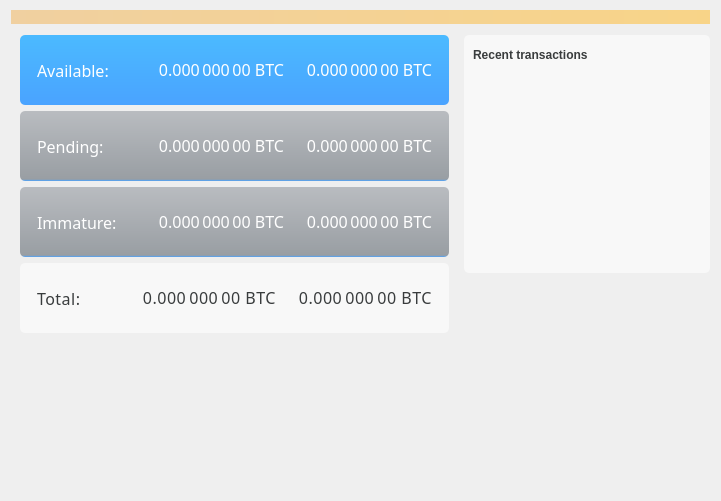
Before: the Qt Designer form src/qt/forms/overviewpage.ui in ecoinchain/ecoin, drawn with Qt 5.
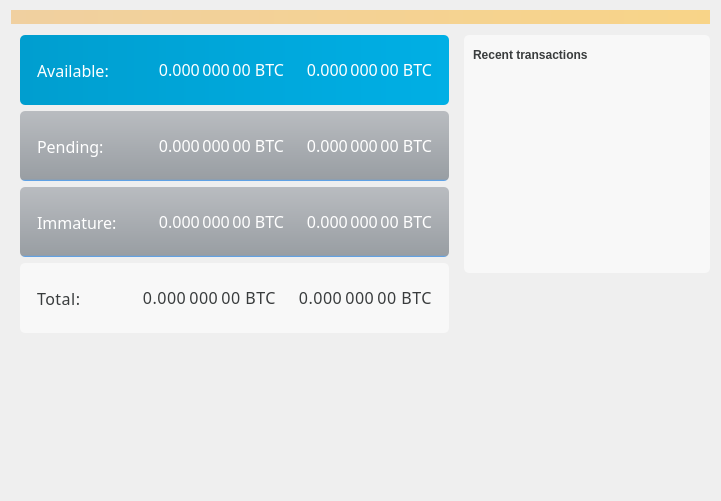
After: the same form once the commit is applied. Icons and pictures are not drawn. Custom widgets are drawn as their Qt base class.

```diff
--- a/src/qt/forms/overviewpage.ui
+++ b/src/qt/forms/overviewpage.ui
@@ -20,7 +20,7 @@
 }
 
 QFrame#frameBalance {
-background-color: qlineargradient(spread:pad, x1:0, y1:0, x2:0, y2:1, stop:0 rgba(75, 186, 255, 255), stop:1 rgba(74, 163, 255, 255));
+background-color: qlineargradient(spread:pad, x1:0, y1:0, x2:1, y2:0, stop:0 #009ECF, stop:1 #00AFE5);
 
 border-radius: 5px;
 }
@@ -146,8 +146,8 @@
               <widget class="QLabel" name="labelBalance">
                <property name="font">
                 <font>
-                 <family>HelveticaNeue-Medium</family>
-                 <pointsize>12</pointsize>
+                 <family>.SF NS Text</family>
+                 <pointsize>24</pointsize>
                  <weight>50</weight>
                  <italic>false</italic>
                  <bold>false</bold>
@@ -159,6 +159,9 @@
                <property name="toolTip">
                 <string>Your current spendable balance</string>
                </property>
+               <property name="styleSheet">
+                <string notr="true">font: 24pt &quot;.SF NS Text&quot;;</string>
+               </property>
                <property name="text">
                 <string notr="true">0.000 000 00 BTC</string>
                </property>
```
Left out of the diff: 21 changed lines with no effect on the pictures.
